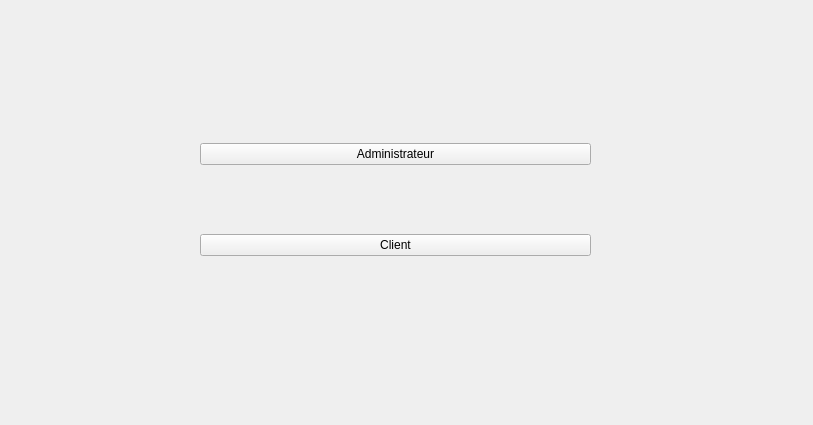
The window that accueil.ui (Chris-Manuelpipo/ModelePublication) describes before a commit, drawn with Qt 5.
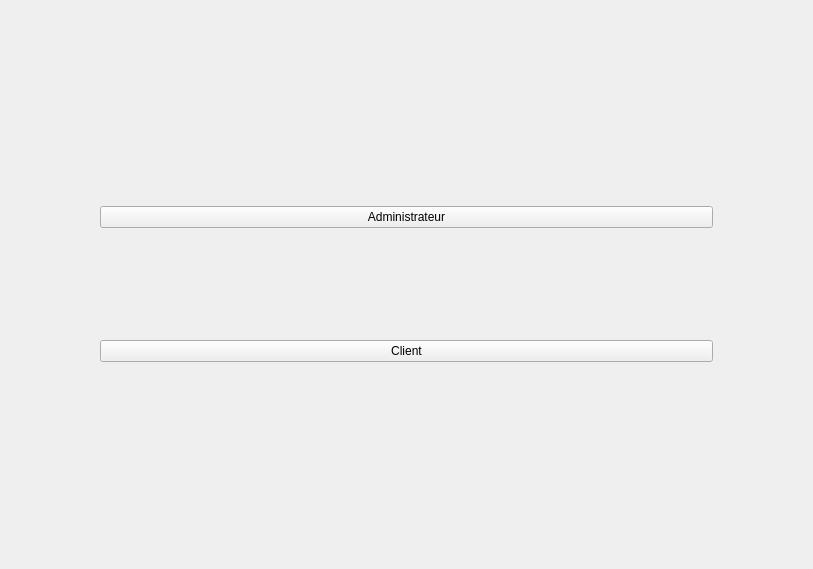
The same window after the commit.

```diff
--- a/accueil.ui
+++ b/accueil.ui
@@ -7,24 +7,52 @@
     <x>0</x>
     <y>0</y>
     <width>813</width>
+    <height>569</height>
+   </rect>
+  </property>
+  <property name="minimumSize">
+   <size>
+    <width>813</width>
     <height>425</height>
-   </rect>
+   </size>
   </property>
   <property name="windowTitle">
    <string>Publication des places d'un stade de football</string>
   </property>
-  <widget class="QWidget" name="gridLayoutWidget">
-   <property name="geometry">
-    <rect>
-     <x>200</x>
-     <y>80</y>
-     <width>391</width>
-     <height>241</height>
-    </rect>
-   </property>
    <layout class="QGridLayout" name="gridLayout">
+   <property name="leftMargin">
+    <number>100</number>
+   </property>
+   <property name="topMargin">
+    <number>100</number>
+   </property>
+   <property name="rightMargin">
+    <number>100</number>
+   </property>
+   <property name="bottomMargin">
+    <number>100</number>
+   </property>
+   <item row="1" column="0">
+    <widget class="QPushButton" name="btnClient">
+     <property name="text">
+      <string>Client</string>
+     </property>
+    </widget>
+   </item>
     <item row="0" column="0">
      <widget class="QPushButton" name="btnAdmin">
+     <property name="minimumSize">
+      <size>
+       <width>2</width>
+       <height>2</height>
+      </size>
+     </property>
+     <property name="maximumSize">
+      <size>
+       <width>16777</width>
+       <height>16777215</height>
+      </size>
+     </property>
       <property name="text">
        <string>Administrateur</string>
       </property>
@@ -39,15 +67,7 @@
       </property>
      </widget>
     </item>
-    <item row="1" column="0">
-     <widget class="QPushButton" name="btnClient">
-      <property name="text">
-       <string>Client</string>
-      </property>
-     </widget>
-    </item>
-   </layout>
-  </widget>
+  </layout>
  </widget>
  <resources/>
  <connections/>
```
Left out of the diff: 3 changed lines with no effect on the pictures. Lines whose indentation alone changed are shown as unchanged.
